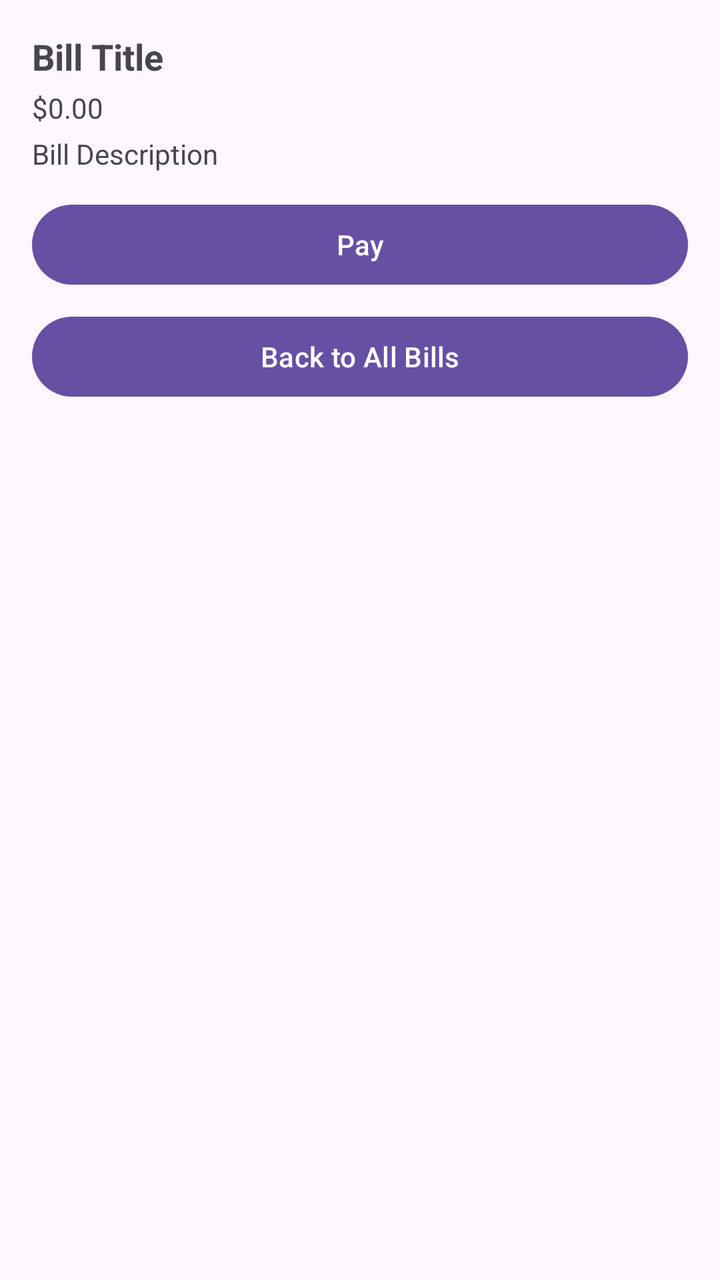
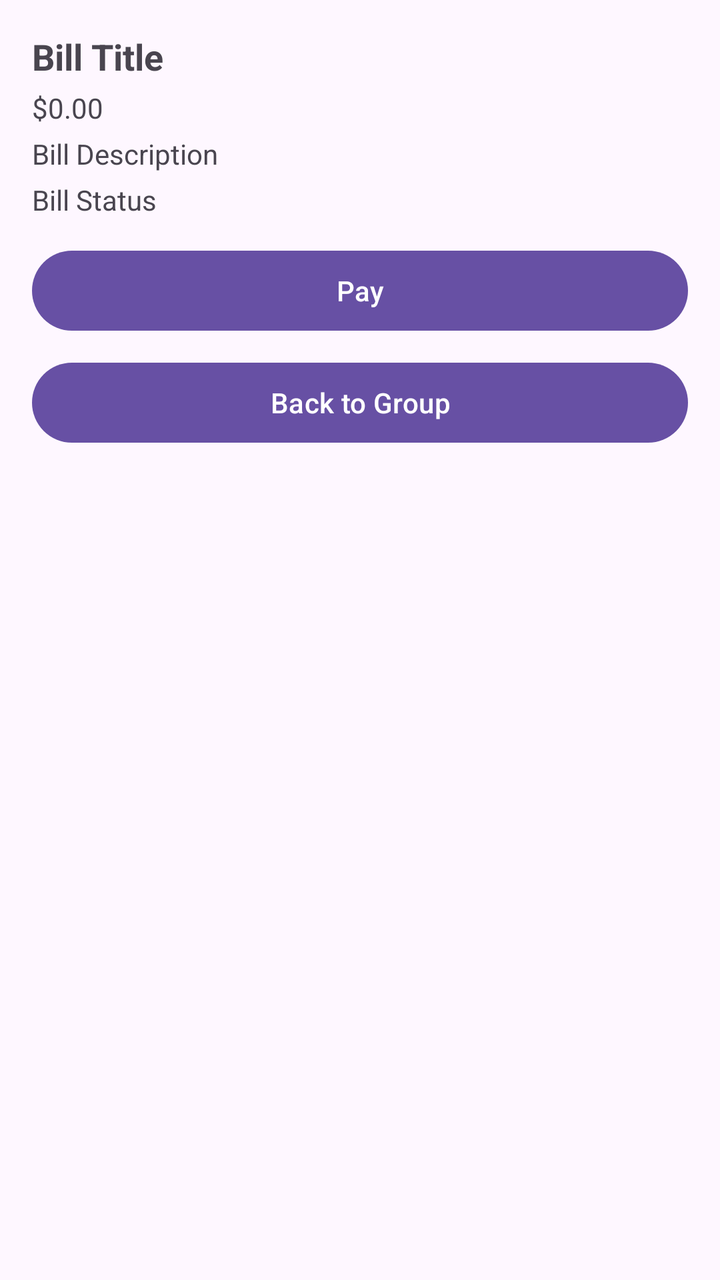

The first picture is an Android layout as it rendered before a commit; the second is the same layout after the commit. The layout source and the unified diff follow.
<!-- AndroidManifest.xml: application theme Theme.Material3.Light.NoActionBar -->
<!-- res/layout/fragment_bill_detail.xml -->
<?xml version="1.0" encoding="utf-8"?>
<LinearLayout xmlns:android="http://schemas.android.com/apk/res/android"
    android:orientation="vertical"
    android:layout_width="match_parent"
    android:layout_height="match_parent"
    android:padding="16dp">

    <TextView
        android:id="@+id/billTitleTextView"
        android:layout_width="wrap_content"
        android:layout_height="wrap_content"
        android:text="Bill Title"
        android:textSize="18sp"
        android:textStyle="bold"/>

    <TextView
        android:id="@+id/billAmountTextView"
        android:layout_width="wrap_content"
        android:layout_height="wrap_content"
        android:text="$0.00"
        android:layout_marginTop="4dp"/>

    <TextView
        android:id="@+id/billDescriptionTextView"
        android:layout_width="wrap_content"
        android:layout_height="wrap_content"
        android:text="Bill Description"
        android:layout_marginTop="4dp"/>

    <Button
        android:id="@+id/payButton"
        android:layout_width="match_parent"
        android:layout_height="wrap_content"
        android:text="Pay"
        android:layout_marginTop="12dp"/>

    <Button
        android:id="@+id/backToBillsButton"
        android:layout_width="match_parent"
        android:layout_height="wrap_content"
        android:text="Back to All Bills"
        android:layout_marginTop="8dp"/>

    <FrameLayout
        android:id="@+id/billChatContainer"
        android:layout_width="match_parent"
        android:layout_height="0dp"
        android:layout_weight="1"
        android:layout_marginTop="16dp"/>

</LinearLayout>
<!-- resources referenced by this layout -->
<resources>

</resources>

<!-- the commit's change to res/layout/fragment_bill_detail.xml (unified diff, before → after) -->
@@ -27,6 +27,13 @@
         android:text="Bill Description"
         android:layout_marginTop="4dp"/>
 
+    <TextView
+        android:id="@+id/billStatusTextView"
+        android:layout_width="wrap_content"
+        android:layout_height="wrap_content"
+        android:text="Bill Status"
+        android:layout_marginTop="4dp"/>
+
     <Button
         android:id="@+id/payButton"
         android:layout_width="match_parent"
@@ -35,10 +42,10 @@
         android:layout_marginTop="12dp"/>
 
     <Button
-        android:id="@+id/backToBillsButton"
+        android:id="@+id/backToGroupButton"
         android:layout_width="match_parent"
         android:layout_height="wrap_content"
-        android:text="Back to All Bills"
+        android:text="Back to Group"
         android:layout_marginTop="8dp"/>
 
     <FrameLayout
